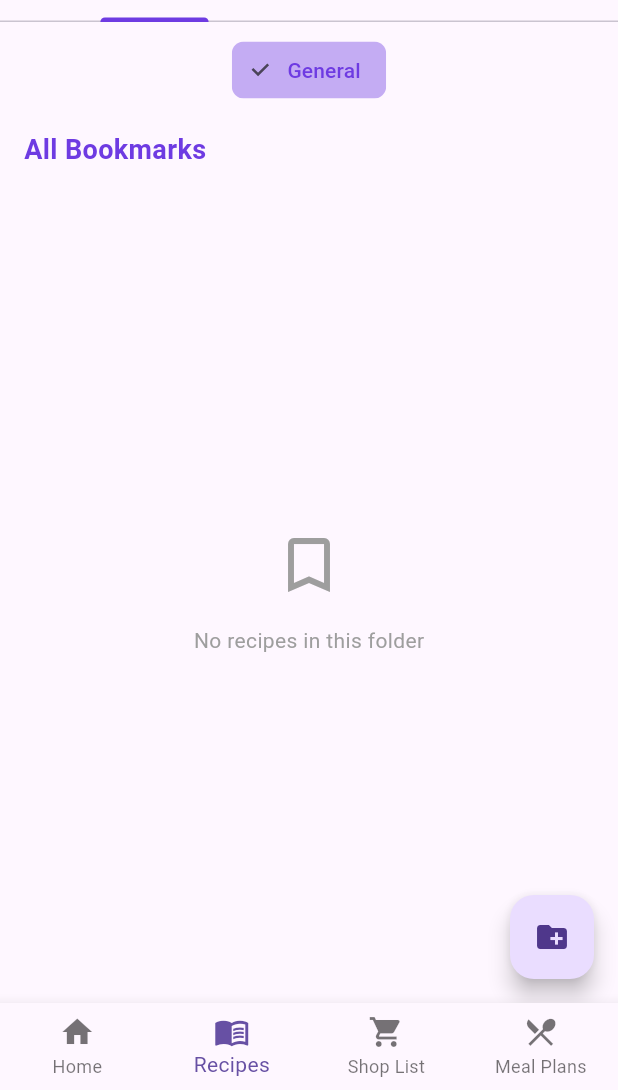
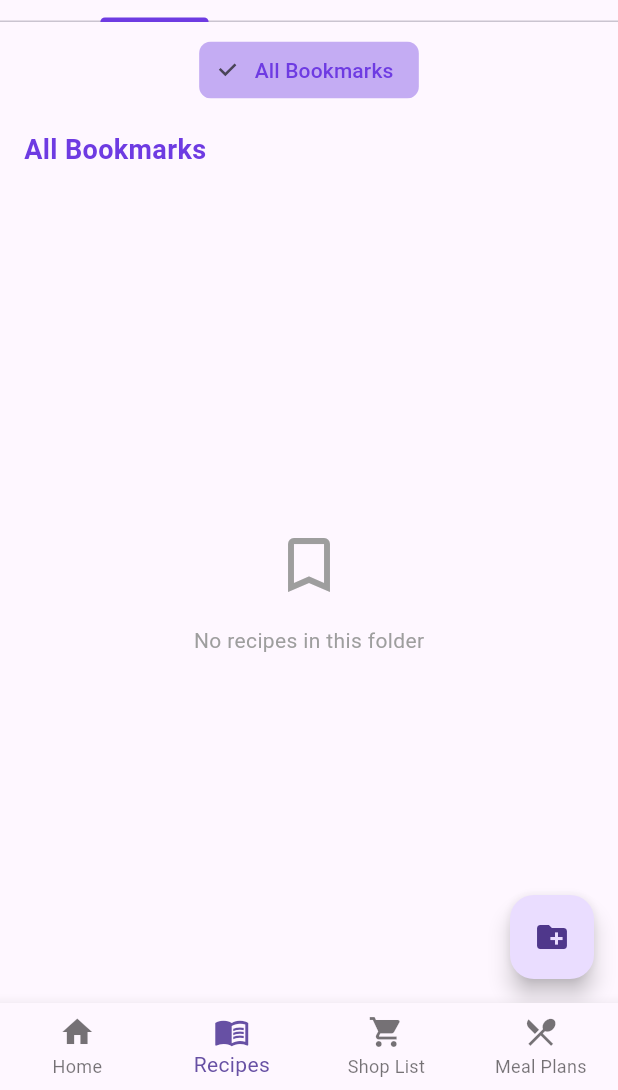
Before and after one commit to Shamsfathalla/Recipeasy, a Flutter app: the screen it shows once a user with an empty profile is signed in, item 2 of the bottom bar chosen, on a phone screen of 412 x 824 dp, the part 146-1236 px from its top. Run offline on Flutter 3.47's test engine with Material 3 defaults, Android fonts, the light colour scheme and no system bars; our stand-ins replace cloud_firestore, firebase_auth, firebase_core, shared_preferences; accounts and stored records are empty.

Commit message:
Final App

```diff
--- a/analysis_options.yaml
+++ /dev/null
@@ -1,28 +0,0 @@
-# This file configures the analyzer, which statically analyzes Dart code to
-# check for errors, warnings, and lints.
-#
-# The issues identified by the analyzer are surfaced in the UI of Dart-enabled
-# IDEs (https://dart.dev/tools#ides-and-editors). The analyzer can also be
-# invoked from the command line by running `flutter analyze`.
-
-# The following line activates a set of recommended lints for Flutter apps,
-# packages, and plugins designed to encourage good coding practices.
-include: package:flutter_lints/flutter.yaml
-
-linter:
-  # The lint rules applied to this project can be customized in the
-  # section below to disable rules from the `package:flutter_lints/flutter.yaml`
-  # included above or to enable additional rules. A list of all available lints
-  # and their documentation is published at https://dart.dev/lints.
-  #
-  # Instead of disabling a lint rule for the entire project in the
-  # section below, it can also be suppressed for a single line of code
-  # or a specific dart file by using the `// ignore: name_of_lint` and
-  # `// ignore_for_file: name_of_lint` syntax on the line or in the file
-  # producing the lint.
-  rules:
-    # avoid_print: false  # Uncomment to disable the `avoid_print` rule
-    # prefer_single_quotes: true  # Uncomment to enable the `prefer_single_quotes` rule
-
-# Additional information about this file can be found at
-# https://dart.dev/guides/language/analysis-options
--- a/lib/pages/my_recipes_page.dart
+++ b/lib/pages/my_recipes_page.dart
@@ -298,7 +298,7 @@ class _BookmarksPageState extends State<BookmarksPage> {
   Future<void> _deleteFolder(String folderId) async {
     if (folderId == 'general') {
       ScaffoldMessenger.of(context).showSnackBar(
-        SnackBar(content: Text('Cannot delete the General folder')),
+        SnackBar(content: Text('Cannot delete the All Bookmarks folder')),
       );
       return;
     }
@@ -331,7 +331,7 @@ class _BookmarksPageState extends State<BookmarksPage> {
         context: context,
         builder: (context) => AlertDialog(
           title: Text('Delete Recipes'),
-          content: Text('Do you want to delete these recipes from ALL folders including General?'),
+          content: Text('Do you want to delete these recipes from ALL folders including All Bookmarks?'),
           actions: [
             TextButton(
               onPressed: () => Navigator.pop(context, false),
@@ -574,7 +574,7 @@ class _BookmarksPageState extends State<BookmarksPage> {
                   Padding(
                     padding: const EdgeInsets.symmetric(horizontal: 4),
                     child: FilterChip(
-                      label: Text('General'),
+                      label: Text('All Bookmarks'),
                       selected: _selectedFolderId == 'general',
                       onSelected: (selected) {
                         if (selected) {
--- a/lib/pages/recipe_details.dart
+++ b/lib/pages/recipe_details.dart
@@ -167,7 +167,7 @@ class _RecipeDetailsPageState extends State<RecipeDetailsPage> {
                     ),
                     const Divider(),
                     CheckboxListTile(
-                      title: const Text('General'),
+                      title: const Text('All Bookmarks'),
                       value: _isGeneralSelected || _areOtherFoldersSelected,
                       onChanged: (value) {
                         if (_areOtherFoldersSelected && value == false) {
--- a/lib/pages/user_recipe_details_page.dart
+++ b/lib/pages/user_recipe_details_page.dart
@@ -166,7 +166,7 @@ class _UserRecipeDetailsPageState extends State<UserRecipeDetailsPage> {
                     ),
                     const Divider(),
                     CheckboxListTile(
-                      title: const Text('General'),
+                      title: const Text('All Bookmarks'),
                       value: _isGeneralSelected || _isRecipeInFolder.values.any((v) => v),
                       onChanged: (value) {
                         if (_isRecipeInFolder.values.any((v) => v) && value == false) return;
```
Also changed, not shown: .scannerwork/report-task.txt (added), 8 other files.
